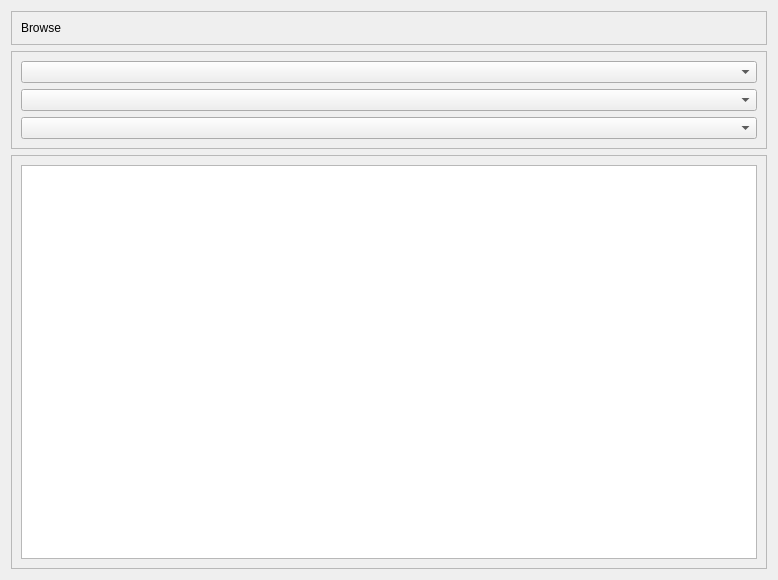
ZacharyOllivierre/Project-2, file src/browse/browsewidget.ui: the form before one commit.
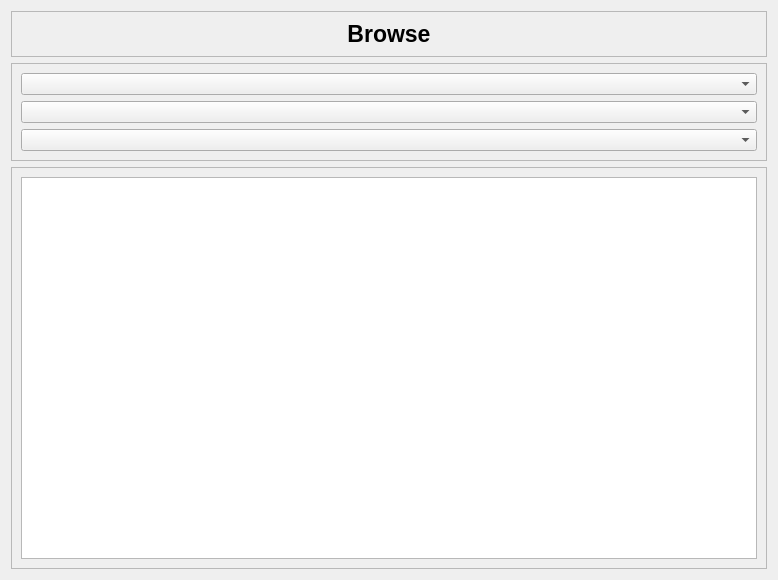
The form after the commit.

What changed in the file:
```diff
--- a/src/browse/browsewidget.ui
+++ b/src/browse/browsewidget.ui
@@ -13,6 +13,9 @@
   <property name="windowTitle">
    <string>Form</string>
   </property>
+  <property name="styleSheet">
+   <string notr="true"/>
+  </property>
   <layout class="QVBoxLayout" name="verticalLayout_4">
    <item>
     <widget class="QFrame" name="titleFrame">
@@ -22,12 +25,24 @@
      <property name="frameShadow">
       <enum>QFrame::Shadow::Raised</enum>
      </property>
-     <layout class="QVBoxLayout" name="verticalLayout_3">
+     <layout class="QHBoxLayout" name="horizontalLayout">
       <item>
        <widget class="QLabel" name="titleLabel">
+        <property name="font">
+         <font>
+          <pointsize>17</pointsize>
+          <bold>true</bold>
+         </font>
+        </property>
+        <property name="lineWidth">
+         <number>0</number>
+        </property>
         <property name="text">
          <string>Browse</string>
         </property>
+        <property name="alignment">
+         <set>Qt::AlignmentFlag::AlignCenter</set>
+        </property>
        </widget>
       </item>
      </layout>
@@ -64,7 +79,28 @@
      </property>
      <layout class="QVBoxLayout" name="verticalLayout">
       <item>
-       <widget class="QTableWidget" name="table"/>
+       <widget class="QTableWidget" name="table">
+        <property name="font">
+         <font>
+          <pointsize>12</pointsize>
+         </font>
+        </property>
+        <property name="lineWidth">
+         <number>3</number>
+        </property>
+        <property name="showDropIndicator" stdset="0">
+         <bool>false</bool>
+        </property>
+        <property name="dragDropOverwriteMode">
+         <bool>false</bool>
+        </property>
+        <property name="alternatingRowColors">
+         <bool>true</bool>
+        </property>
+        <property name="showGrid">
+         <bool>true</bool>
+        </property>
+       </widget>
       </item>
      </layout>
     </widget>
```
